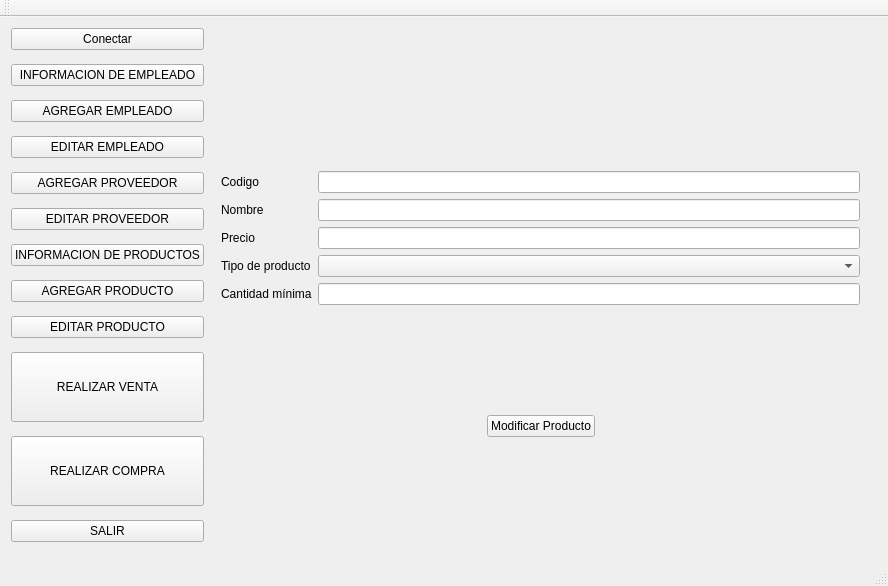
This is ProyectoSIA/mainwindow.ui in SebastianPB31/ProyectoSIA as Qt 5 draws it before an edit. The edited form follows.
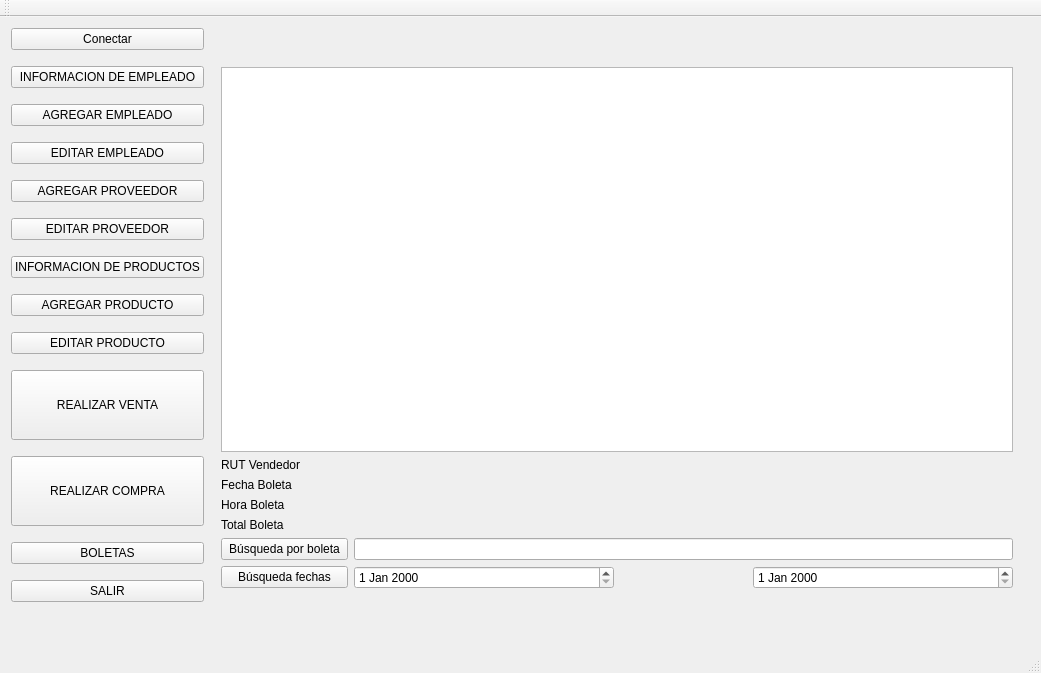
This is the edited form. The open tabs and pages were chosen to show the change.

Patch:
```diff
--- a/ProyectoSIA/mainwindow.ui
+++ b/ProyectoSIA/mainwindow.ui
@@ -6,8 +6,8 @@
    <rect>
     <x>0</x>
     <y>0</y>
-    <width>857</width>
-    <height>586</height>
+    <width>1041</width>
+    <height>673</height>
    </rect>
   </property>
   <property name="sizePolicy">
@@ -188,6 +188,16 @@
         </property>
        </widget>
       </item>
+      <item>
+       <widget class="QPushButton" name="pushButton">
+        <property name="focusPolicy">
+         <enum>Qt::NoFocus</enum>
+        </property>
+        <property name="text">
+         <string>BOLETAS</string>
+        </property>
+       </widget>
+      </item>
       <item>
        <widget class="QPushButton" name="salir">
         <property name="focusPolicy">
@@ -374,13 +384,6 @@
           </property>
          </widget>
         </item>
-        <item row="2" column="0">
-         <widget class="QLabel" name="estatus">
-          <property name="text">
-           <string/>
-          </property>
-         </widget>
-        </item>
        </layout>
       </widget>
       <widget class="QWidget" name="page_2">
@@ -1590,6 +1593,112 @@
         </item>
        </layout>
       </widget>
+      <widget class="QWidget" name="page_11">
+       <layout class="QGridLayout" name="gridLayout_18">
+        <item row="4" column="0">
+         <widget class="QLabel" name="label_67">
+          <property name="text">
+           <string>Total Boleta</string>
+          </property>
+         </widget>
+        </item>
+        <item row="2" column="0">
+         <widget class="QLabel" name="label_65">
+          <property name="text">
+           <string>Fecha Boleta</string>
+          </property>
+         </widget>
+        </item>
+        <item row="7" column="0">
+         <widget class="QPushButton" name="buscarNumBoleta">
+          <property name="text">
+           <string>Búsqueda por boleta</string>
+          </property>
+         </widget>
+        </item>
+        <item row="1" column="0">
+         <widget class="QLabel" name="label_64">
+          <property name="text">
+           <string>RUT Vendedor</string>
+          </property>
+         </widget>
+        </item>
+        <item row="8" column="0">
+         <widget class="QPushButton" name="buscarFechaBoleta">
+          <property name="text">
+           <string>Búsqueda fechas</string>
+          </property>
+         </widget>
+        </item>
+        <item row="9" column="1">
+         <widget class="QLabel" name="estatus_8">
+          <property name="text">
+           <string/>
+          </property>
+          <property name="alignment">
+           <set>Qt::AlignCenter</set>
+          </property>
+         </widget>
+        </item>
+        <item row="1" column="1">
+         <widget class="QLabel" name="rutEmpleadoBoleta">
+          <property name="text">
+           <string/>
+          </property>
+         </widget>
+        </item>
+        <item row="3" column="0">
+         <widget class="QLabel" name="label_66">
+          <property name="text">
+           <string>Hora Boleta</string>
+          </property>
+         </widget>
+        </item>
+        <item row="2" column="1">
+         <widget class="QLabel" name="fechaBoleta">
+          <property name="text">
+           <string/>
+          </property>
+         </widget>
+        </item>
+        <item row="3" column="1">
+         <widget class="QLabel" name="horaboleta">
+          <property name="text">
+           <string/>
+          </property>
+         </widget>
+        </item>
+        <item row="4" column="1">
+         <widget class="QLabel" name="totalboleta">
+          <property name="text">
+           <string/>
+          </property>
+         </widget>
+        </item>
+        <item row="0" column="0" colspan="6">
+         <widget class="QTableView" name="tablaBoleta"/>
+        </item>
+        <item row="8" column="4" colspan="2">
+         <widget class="QDateEdit" name="fechaTermino"/>
+        </item>
+        <item row="8" column="1" colspan="2">
+         <widget class="QDateEdit" name="fechaInicio"/>
+        </item>
+        <item row="7" column="1" colspan="5">
+         <widget class="QLineEdit" name="numBoleta"/>
+        </item>
+       </layout>
+      </widget>
+     </widget>
+    </item>
+    <item row="2" column="1">
+     <widget class="QLabel" name="estatus">
+      <property name="text">
+       <string/>
+      </property>
+      <property name="alignment">
+       <set>Qt::AlignCenter</set>
+      </property>
      </widget>
     </item>
    </layout>
```
Left out of the diff: 99 changed lines with no effect on the pictures.
